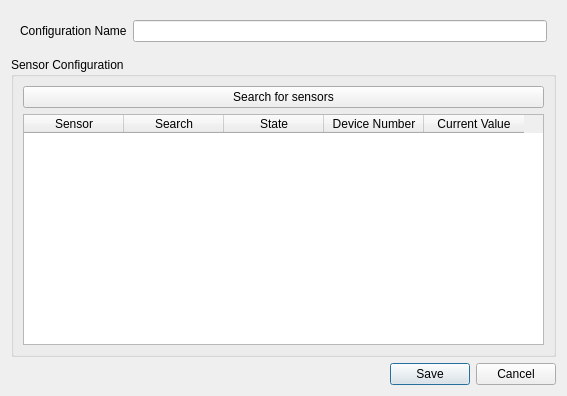
Old version of the form indoorcycling2/addsensorconfigurationdialog.ui in the repository rsippl/big-ring.
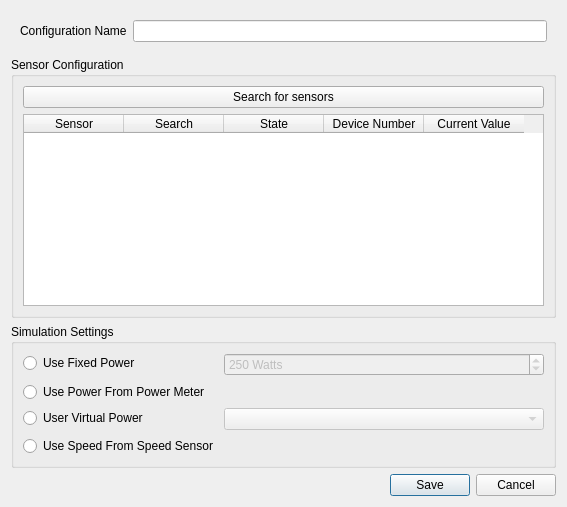
New version of the form.

Commit message:
Adding simulation types.
User should be able to choose between:
Fixed power (robot)
Direct power (from power meter)
Virtual power (derived from speed)
Direct speed (from speed sensor)

The edit to the form file:
```diff
--- a/indoorcycling2/addsensorconfigurationdialog.ui
+++ b/indoorcycling2/addsensorconfigurationdialog.ui
@@ -7,7 +7,7 @@
     <x>0</x>
     <y>0</y>
     <width>567</width>
-    <height>396</height>
+    <height>487</height>
    </rect>
   </property>
   <property name="windowTitle">
@@ -105,6 +105,69 @@
      </layout>
     </widget>
    </item>
+   <item>
+    <widget class="QGroupBox" name="simulationSettingsGroupBox">
+     <property name="title">
+      <string>Simulation Settings</string>
+     </property>
+     <layout class="QFormLayout" name="formLayout_2">
+      <item row="0" column="0">
+       <widget class="QRadioButton" name="fixedPowerButton">
+        <property name="text">
+         <string>Use Fixed Power</string>
+        </property>
+       </widget>
+      </item>
+      <item row="0" column="1">
+       <widget class="QSpinBox" name="powerSpinBox">
+        <property name="enabled">
+         <bool>false</bool>
+        </property>
+        <property name="suffix">
+         <string> Watts</string>
+        </property>
+        <property name="maximum">
+         <number>500</number>
+        </property>
+        <property name="singleStep">
+         <number>10</number>
+        </property>
+        <property name="value">
+         <number>250</number>
+        </property>
+       </widget>
+      </item>
+      <item row="1" column="0">
+       <widget class="QRadioButton" name="directPowerButton">
+        <property name="text">
+         <string>Use Power From Power Meter </string>
+        </property>
+       </widget>
+      </item>
+      <item row="2" column="0">
+       <widget class="QRadioButton" name="virtualPowerButton">
+        <property name="text">
+         <string>User Virtual Power</string>
+        </property>
+       </widget>
+      </item>
+      <item row="2" column="1">
+       <widget class="QComboBox" name="virtualPowerChooser">
+        <property name="enabled">
+         <bool>false</bool>
+        </property>
+       </widget>
+      </item>
+      <item row="3" column="0">
+       <widget class="QRadioButton" name="directSpeedButton">
+        <property name="text">
+         <string>Use Speed From Speed Sensor</string>
+        </property>
+       </widget>
+      </item>
+     </layout>
+    </widget>
+   </item>
    <item>
     <widget class="QDialogButtonBox" name="buttonBox">
      <property name="orientation">
```
Left out of the diff: 40 changed lines with no effect on the pictures. The commit also changes 3 other files.
